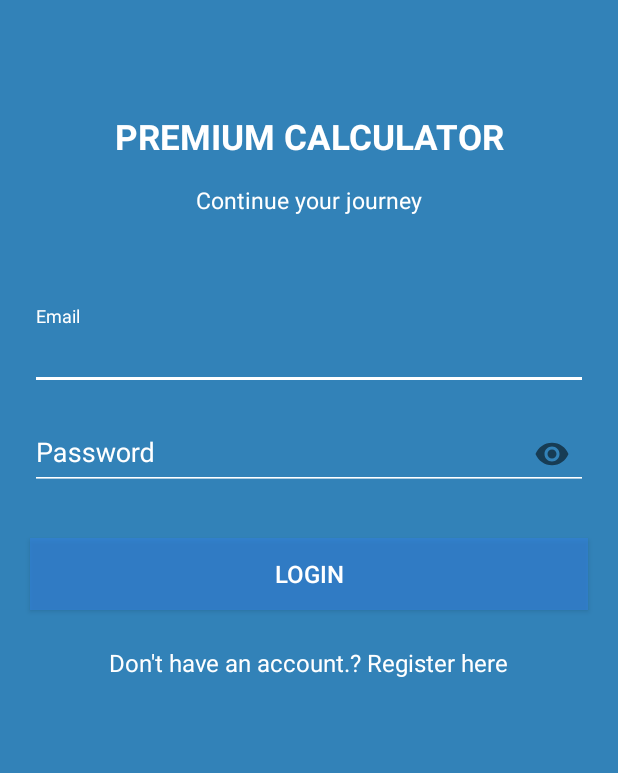
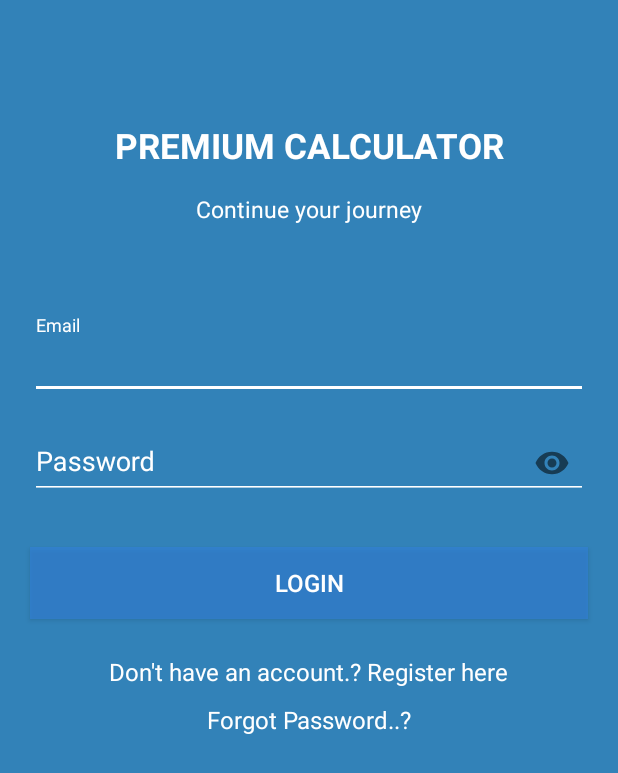
Before and after one commit to pg30/Premium-Calculator, an Android app: the login screen opened directly, with no data from a screen before it, after a tap on "LOGIN", on a phone screen of 412 x 824 dp. Shown: the top 773 px of the screen. Run offline under Robolectric (Android 15) with nearby library versions, the phone set to English and light mode, and no system bars; our stand-ins replace Firebase (no records; nobody signed in at launch, a user with empty details on screens opened directly).

Commit message:
forgot password feature started

```diff
--- a/app/src/main/java/com/pg/premiumcalculator/login.java
+++ b/app/src/main/java/com/pg/premiumcalculator/login.java
@@ -1,10 +1,12 @@
 package com.pg.premiumcalculator;
 
 import androidx.annotation.NonNull;
+import androidx.appcompat.app.AlertDialog;
 import androidx.appcompat.app.AppCompatActivity;
 
 import android.annotation.SuppressLint;
 import android.content.Context;
+import android.content.DialogInterface;
 import android.content.Intent;
 import android.os.Bundle;
 import android.provider.Settings;
@@ -34,11 +36,11 @@ import java.util.Map;
 public class login extends AppCompatActivity {
 
     TextInputEditText email_edit,password_edit;
-    TextView register_txt;
+    TextView register_txt,password_txt;
     Button login_btn;
     ProgressBar progressBar;
 
-    String email,
+    String  email,
             name,
             phone,
             password,
@@ -69,18 +71,59 @@ public class login extends AppCompatActivity {
             @Override
             public void onClick(View v) {
                 getValuesFromEditText();
-                boolean ok = validate();
-                if(ok)
+                String ok = validate();
+                if(ok==null)
                 {
                     enableProgressBar();
                     attemptLogin();
                 }
-            }
+                else
+                    Toast.makeText(getApplicationContext(), ok, Toast.LENGTH_LONG).show();
+                }
         });
+
         register_txt.setOnClickListener(new View.OnClickListener() {
             @Override
             public void onClick(View v) {
                 startActivity(new Intent(getApplicationContext(),register.class).addFlags(Intent.FLAG_ACTIVITY_CLEAR_TASK | Intent.FLAG_ACTIVITY_NEW_TASK));
+            }
+        });
+
+        password_txt.setOnClickListener(new View.OnClickListener() {
+            @Override
+            public void onClick(View v) {
+                final EditText reset_mail = new EditText(v.getContext());
+                final AlertDialog.Builder password_reset_dialog = new AlertDialog.Builder(v.getContext());
+                password_reset_dialog.setTitle("Reset Password");
+                password_reset_dialog.setMessage("Enter your email to recieve reset password link");
+                password_reset_dialog.setView(reset_mail);
+
+                password_reset_dialog.setPositiveButton("Send", new DialogInterface.OnClickListener() {
+                    @Override
+                    public void onClick(DialogInterface dialog, int which) {
+                        //extract the email and send reset link
+                        String email = reset_mail.getText().toString();
+                        mFireBaseAuth.sendPasswordResetEmail(email).addOnSuccessListener(new OnSuccessListener<Void>() {
+                            @Override
+                            public void onSuccess(Void aVoid) {
+                                Toast.makeText(getApplicationContext(),"Reset Link sent to your email", Toast.LENGTH_LONG).show();
+                            }
+                        }).addOnFailureListener(new OnFailureListener() {
+                            @Override
+                            public void onFailure(@NonNull Exception e) {
+                                Toast.makeText(getApplicationContext(),"Reset Link not sent. Error :"+e.getMessage(), Toast.LENGTH_LONG).show();
+                            }
+                        });
+                    }
+                });
+
+                password_reset_dialog.setNegativeButton("Cancel", new DialogInterface.OnClickListener() {
+                    @Override
+                    public void onClick(DialogInterface dialog, int which) {
+                        //close the dialog
+                    }
+                });
+                password_reset_dialog.show();
             }
         });
     }
@@ -179,12 +222,16 @@ public class login extends AppCompatActivity {
     {
         Toast.makeText(context,msg,length).show();
     }
-    boolean validate()
+    String validate()
     {
-        boolean ok = true;
+        String ok = "";
         Validation val = new Validation();
-        if(val.validateEmail(email)!=null || val.validatePassword(password)!=null)
-            ok = false;
+        if(val.validateEmail(email)!=null)
+            ok += val.validateEmail(email);
+        if(val.validatePassword(password)!=null)
+            ok += val.validatePassword(password);
+        if(ok.isEmpty())
+            return  null;
         return ok;
     }
     void findViews()
@@ -192,6 +239,7 @@ public class login extends AppCompatActivity {
         email_edit = (TextInputEditText) findViewById(R.id.email);
         password_edit = (TextInputEditText) findViewById(R.id.password);
         register_txt = (TextView) findViewById(R.id.login_txt);
+        password_txt = (TextView) findViewById(R.id.password_txt);
         login_btn = (Button) findViewById(R.id.register_btn);
         progressBar = (ProgressBar) findViewById(R.id.progressBar);
     }
--- a/app/src/main/res/layout/activity_login.xml
+++ b/app/src/main/res/layout/activity_login.xml
@@ -110,6 +110,18 @@
         app:layout_constraintStart_toStartOf="parent"
         app:layout_constraintTop_toBottomOf="@+id/register_btn" />
 
+        <TextView
+            android:id="@+id/password_txt"
+            android:layout_width="wrap_content"
+            android:layout_height="wrap_content"
+            android:layout_marginTop="10dp"
+            android:textColor="@color/white"
+            android:text="Forgot Password..?"
+            android:textSize="16sp"
+            app:layout_constraintEnd_toEndOf="parent"
+            app:layout_constraintStart_toStartOf="parent"
+            app:layout_constraintTop_toBottomOf="@+id/login_txt" />
+
     <ProgressBar
         android:id="@+id/progressBar"
         style="?android:attr/progressBarStyle"
@@ -120,6 +132,6 @@
         app:layout_constraintBottom_toBottomOf="parent"
         app:layout_constraintEnd_toEndOf="parent"
         app:layout_constraintStart_toStartOf="parent"
-        app:layout_constraintTop_toBottomOf="@+id/login_txt" />
+        app:layout_constraintTop_toBottomOf="@+id/password_txt" />
     </androidx.constraintlayout.widget.ConstraintLayout>
 </ScrollView>
```
